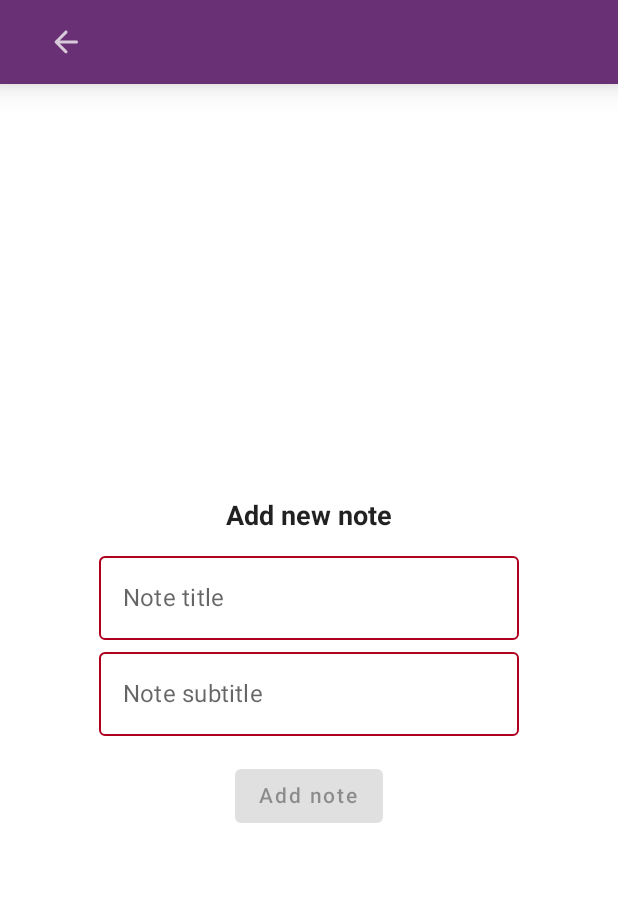
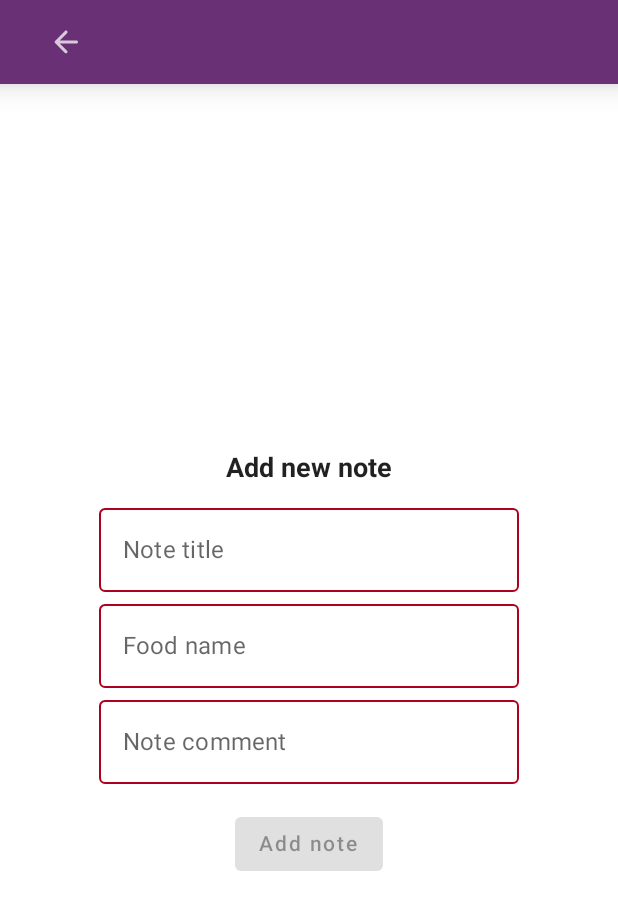
Before and after one commit to PodushkaPIR/YouCanApp, an Android app built with Jetpack Compose: the add_screen screen opened through its navigation route, on a phone screen of 412 x 824 dp. Shown: the top 910 px of the screen. Run offline under Robolectric (Android 15) with nearby library versions, the phone set to English and light mode, and no system bars.

Commit message:
new text field on add screen

```diff
--- a/app/src/main/java/com/example/youcan/database/firebase/AllNotesLiveData.kt
+++ b/app/src/main/java/com/example/youcan/database/firebase/AllNotesLiveData.kt
@@ -7,7 +7,6 @@ import com.google.firebase.database.DataSnapshot
 import com.google.firebase.database.DatabaseError
 import com.google.firebase.database.ValueEventListener
 import com.google.firebase.database.ktx.database
-import com.google.firebase.database.ktx.getValue
 import com.google.firebase.ktx.Firebase
 
 class AllNotesLiveData: LiveData<List<Note>>() {
--- a/app/src/main/java/com/example/youcan/model/Note.kt
+++ b/app/src/main/java/com/example/youcan/model/Note.kt
@@ -10,7 +10,10 @@ data class Note(
     @PrimaryKey(autoGenerate = true)
     val id: Int = 0,
     @ColumnInfo
+    val name: String = "",
+    @ColumnInfo
     val title: String = "",
+
     @ColumnInfo
     val calories: Double = 0.0,
     @ColumnInfo
@@ -19,7 +22,9 @@ data class Note(
     val fats: Double = 0.0,
     @ColumnInfo
     val carbs: Double = 0.0,
+
     @ColumnInfo
     val subtitle: String = "",
+
     val firebaseId: String = ""
 )
--- a/app/src/main/java/com/example/youcan/screens/AddScreen.kt
+++ b/app/src/main/java/com/example/youcan/screens/AddScreen.kt
@@ -25,24 +25,20 @@ import com.example.youcan.navigation.NavRoute
 import com.example.youcan.ui.theme.YouCanTheme
 import com.example.youcan.ui.theme.tapBarGround
 import com.example.youcan.utils.Constants
+import kotlin.random.Random
 import androidx.compose.material.Text as Text
 
 @Composable
 fun AddScreen(navController: NavHostController, viewModel: MainViewModel, food: FoodModel.Food) {
     var title by remember { mutableStateOf("") }
+    var name by remember { mutableStateOf("") }
     var subtitle by remember { mutableStateOf("") }
 
     //Random number
-//    var proteins = (0..50).random()
-//    var fats = (0..50).random()
-//    var carbs = (0..50).random()
-//    var calories = proteins * 4 + fats * 9 + carbs * 4
-
-    var proteins = 0.0
-    var fats = 0.0
-    var carbs = 0.0
-    var calories = 0.0
-
+    var proteins = Random.nextDouble(0.0, 100.0)
+    var fats = Random.nextDouble(0.0, 100.0)
+    var carbs = Random.nextDouble(0.0, 100.0)
+    var calories = proteins * 4 + fats * 9 + carbs * 4
 
     var isButtonEnabled by remember { mutableStateOf(false) }
     Scaffold (
@@ -83,38 +79,52 @@ fun AddScreen(navController: NavHostController, viewModel: MainViewModel, food:
                 fontWeight = FontWeight.Bold,
                 modifier = Modifier.padding(vertical = 8.dp)
             )
-
             OutlinedTextField(
                 value = title,
                 onValueChange = {
                     title = it
-                    isButtonEnabled = title.isNotEmpty()
+                    isButtonEnabled = name.isNotEmpty()
+                    if (title.isEmpty()) title = name
+                },
+                label = { Text(text = Constants.Keys.NOTE_TITLE) },
+                isError = name.isEmpty()
+
+            )
+            OutlinedTextField(
+                value = name,
+                onValueChange = {
+                    name = it
+                    isButtonEnabled = name.isNotEmpty()
 
                     val info = food.getInfo(it)
-                    calories = info.calories
-                    proteins = info.proteins
-                    fats = info.fats
-                    carbs = info.carbs
+                    if (info.calories != 0.0 && info.proteins != 0.0 &&
+                        info.fats != 0.0 && info.carbs != 0.0) {
+                        calories = info.calories
+                        proteins = info.proteins
+                        fats = info.fats
+                        carbs = info.carbs
+                    }
                 },
-                label = { Text(text = Constants.Keys.NOTE_TITLE) },
-                isError = title.isEmpty()
+                label = { Text(text = Constants.Keys.NOTE_FOOD_NAME) },
+                isError = name.isEmpty()
             )
+
             OutlinedTextField(
                 value = subtitle,
                 onValueChange = {
                     subtitle = it
                     isButtonEnabled = title.isNotEmpty()
                     },
-                label = { Text(text = Constants.Keys.NOTE_SUBTITLE) },
-                isError = subtitle.isEmpty()
+                label = { Text(text = Constants.Keys.NOTE_COMMENT) },
+                isError = name.isEmpty()
             )
 
             Button(
                 modifier = Modifier.padding(top = 16.dp),
                 enabled = isButtonEnabled,
                 onClick = {
-                    viewModel.addNote(note = Note(
-                        title = title, calories = calories,
+                    viewModel.addNote(note = Note(name = name, title = title,
+                        calories = calories,
                         proteins = proteins, fats = fats,
                         carbs = carbs, subtitle = subtitle)
                     ) {
--- a/app/src/main/java/com/example/youcan/utils/Constants.kt
+++ b/app/src/main/java/com/example/youcan/utils/Constants.kt
@@ -19,7 +19,8 @@ object Constants {
         const val NOTES_TABLE = "notes_table"
         const val ADD_NEW_NOTE = "Add new note"
         const val NOTE_TITLE = "Note title"
-        const val NOTE_SUBTITLE = "Note subtitle"
+        const val NOTE_FOOD_NAME = "Food name"
+        const val NOTE_COMMENT = "Note comment"
         const val ADD_NOTE = "Add note"
         const val TITLE = "title"
         const val SUBTITLE = "subtitle"
```
Also changed, not shown: app/src/main/java/com/example/youcan/screens/MainScreen.kt (+4 -4 lines), app/src/main/java/com/example/youcan/screens/NoteScreen.kt (+14 -11 lines).
